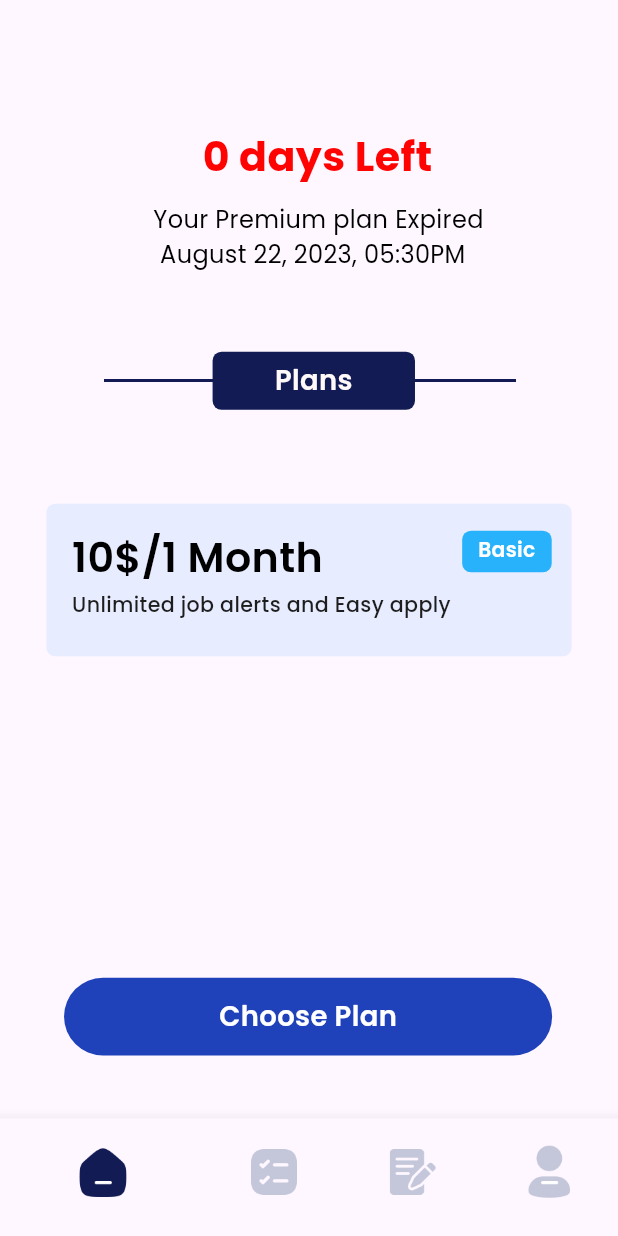
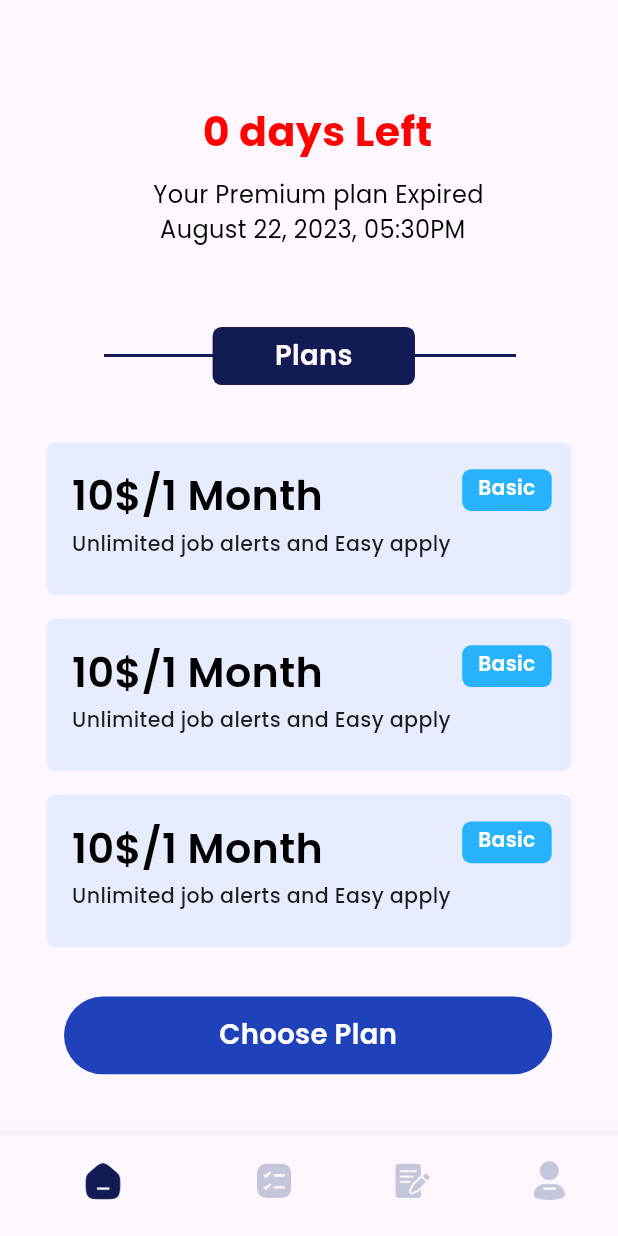
Before and after one commit to Nandananandz/JobJet, a Flutter app: the PlanSelectionScreen screen opened directly, on a phone screen of 412 x 824 dp. Run offline on Flutter 3.47's test engine with Material 3 defaults, Android fonts, the light colour scheme and no system bars; our stand-ins replace carousel_slider, flutter_otp_text_field, get, google_fonts, readmore, sizer.

Commit message:
changes need in plancardscreen

```diff
--- a/lib/Screens/PlanSelection/PlanSelectionScreen.dart
+++ b/lib/Screens/PlanSelection/PlanSelectionScreen.dart
@@ -11,14 +11,14 @@ class PlanSelectionScreen extends StatelessWidget {
 
   @override
   Widget build(BuildContext context) {
-    return Scaffold(
-      body: SafeArea(
-        child:Column(
+    return SafeArea(
+    child: Scaffold(
+        body:Column(
          // mainAxisAlignment: MainAxisAlignment.start,
           crossAxisAlignment: CrossAxisAlignment.start,
           children: [
             Padding(
-              padding: EdgeInsets.only(left:32.78.w,top: 10.33.h),
+              padding: EdgeInsets.only(left:32.78.w,top: 8.33.h),
               child: SizedBox(
                 height:5.39.h ,
                 //width: 30.67.w,
@@ -37,7 +37,7 @@ class PlanSelectionScreen extends StatelessWidget {
               ),
             ),
             SizedBox(
-              height: .67.h,
+              height: .67.h
             ),
               Padding(
               padding: EdgeInsets.only(left:24.78.w,),
@@ -100,15 +100,25 @@ class PlanSelectionScreen extends StatelessWidget {
               ],
             ),
             SizedBox(
-              height:3.6.h ,
+              height:2.73.h ,
             ),
-            Padding
-            (
-              padding:EdgeInsets.only(left:3.5.w,right: 6.w),
-            child: PlanCardScreen(),
-            ),
+            Column(children: [
+            //  SizedBox(height:1.5.h),
 
-            SizedBox(height: 26.h,),
+           PlanCardScreen(),
+
+
+             PlanCardScreen(),
+
+            PlanCardScreen(),
+
+
+            ],),
+
+
+
+
+            SizedBox(height: 4.h,),
             InkWell(
               onTap: (){
 
--- a/lib/Screens/PlanSelection/components/PlanCard.dart
+++ b/lib/Screens/PlanSelection/components/PlanCard.dart
@@ -15,7 +15,7 @@ class PlanCardScreen extends StatelessWidget {
         ( height: 12.35.h,
 
       width:85.w,
-      margin:EdgeInsets.only(top: 4.h,left: 4.w),
+      margin:EdgeInsets.only(left:7.5.w,top:1.9.h),
       decoration: BoxDecoration(color: Color.fromRGBO(232, 236, 255, 1),
       borderRadius: BorderRadius.circular(1.44.w)),
 
--- a/lib/Screens/UserProfile/UserProfileScreen.dart
+++ b/lib/Screens/UserProfile/UserProfileScreen.dart
@@ -14,7 +14,7 @@ class UserProfileScreen extends StatelessWidget {
         child: Column(
           children: [
             Container(
-              margin: EdgeInsets.only(top: 5.2.h, left: 35.w),
+              margin: EdgeInsets.only(top: 5.2.h, left: 3.w),
               height: 18.78.w,
               width: 18.78.w,
               //color: Colors.blue, // Add background color if necessary
@@ -26,7 +26,7 @@ class UserProfileScreen extends StatelessWidget {
             SizedBox(height: 2.08.h),
             Padding(
               padding: EdgeInsets.only(
-                left: 32.w,
+                left:2.w,
               ),
               child: Text(
                 "+971 521859586",
--- a/lib/utlis/BottomBar.dart
+++ b/lib/utlis/BottomBar.dart
@@ -11,25 +11,27 @@ class _BottomBarState extends State<BottomBar> {
 
   @override
   Widget build(BuildContext context) {
-    return BottomNavigationBar(
+    return PreferredSize(
+      preferredSize: Size.fromHeight(1.h),
+      child: BottomNavigationBar(
         items: [
           BottomNavigationBarItem(
-          icon: Image.asset("assets/home.png", width: 11.70.w, height: 5.39.h),
+            icon: Image.asset("assets/home.png", width: 10.w, height: 4.h),
             label: "Home",
           ),
           BottomNavigationBarItem(
             icon: Image.asset("assets/iconhome.png",
-              width: 11.70.w, height: 5.39.h),
+                width: 10.w, height: 4.h),
             label: "Data",
           ),
           BottomNavigationBarItem(
             icon:
-              Image.asset("assets/wallet.png", width: 11.70.w, height: 5.39.h),
+                Image.asset("assets/wallet.png", width: 10.w, height: 4.h),
             label: "Wallet",
           ),
           BottomNavigationBarItem(
             icon: Image.asset("assets/homeicon.png",
-              width: 11.70.w, height: 5.39.h),
+                width: 10.w, height: 4.h),
             label: "Profile",
           ),
         ],
@@ -37,6 +39,7 @@ class _BottomBarState extends State<BottomBar> {
         showSelectedLabels: false,
         showUnselectedLabels: false,
         onTap: (value) {},
+      ),
     );
   }
 }
```
Lines whose indentation alone changed are shown as unchanged.
